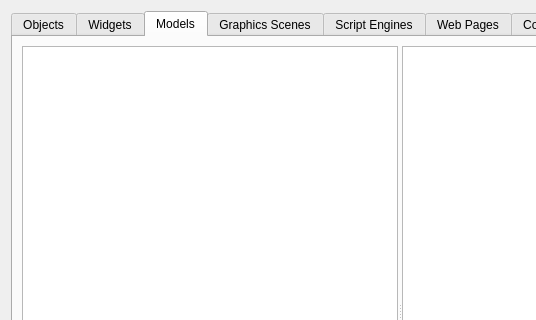
Qt form mainwindow.ui (KDAB/GammaRay) before a commit; both pictures show x 0 to 536 and y 0 to 320 of the 800 by 600 pixel window.
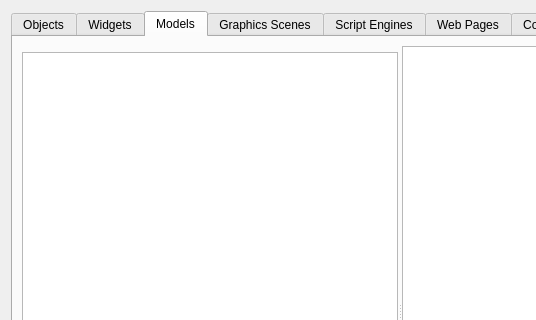
The same form after that commit. The open tabs and pages were chosen to show the change. Custom widgets are drawn as their Qt base class.

Commit message: Add search line for the model list.

Diff of the .ui file:
```diff
--- a/mainwindow.ui
+++ b/mainwindow.ui
@@ -89,12 +89,18 @@
       <attribute name="title">
        <string>Models</string>
       </attribute>
-      <layout class="QVBoxLayout" name="verticalLayout_3">
+      <layout class="QVBoxLayout" name="verticalLayout_12">
        <item>
         <widget class="QSplitter" name="splitter_5">
          <property name="orientation">
           <enum>Qt::Horizontal</enum>
          </property>
+         <widget class="QWidget" name="">
+          <layout class="QVBoxLayout" name="verticalLayout_3">
+           <item>
+            <widget class="KFilterProxySearchLine" name="modelSearchLine" native="true"/>
+           </item>
+           <item>
          <widget class="QTreeView" name="modelView">
           <property name="rootIsDecorated">
            <bool>false</bool>
@@ -105,6 +111,9 @@
           <property name="allColumnsShowFocus">
            <bool>true</bool>
           </property>
+            </widget>
+           </item>
+          </layout>
          </widget>
          <widget class="QTreeView" name="modelContentView"/>
         </widget>
```
Lines whose indentation alone changed are shown as unchanged. The commit also changes 1 other file.
